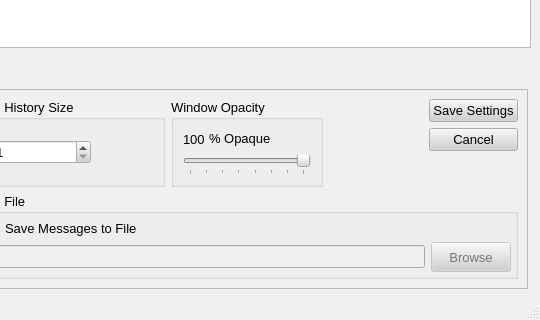
a-ilin/vidalia, file src/gui/messagelog/messagelog.ui: the form before one commit; both pictures show x 161 to 701 and y 238 to 558 of the 701 by 558 pixel window.
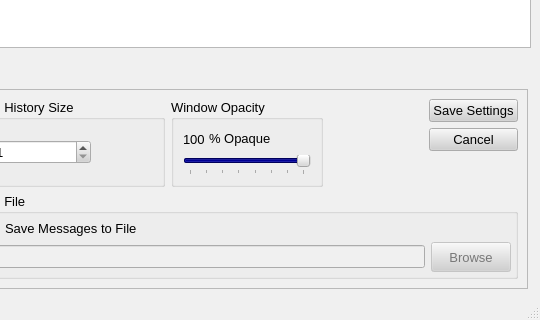
The form after the commit. Icons and pictures are not drawn.

```diff
--- a/src/gui/messagelog/messagelog.ui
+++ b/src/gui/messagelog/messagelog.ui
@@ -162,15 +162,15 @@
       <green>0</green>
       <blue>0</blue>
      </color>
-     <color>
-      <red>192</red>
-      <green>192</green>
-      <blue>192</blue>
-     </color>
      <color>
       <red>0</red>
       <green>0</green>
-      <blue>0</blue>
+      <blue>128</blue>
+     </color>
+     <color>
+      <red>255</red>
+      <green>255</green>
+      <blue>255</blue>
      </color>
      <color>
       <red>0</red>
@@ -252,7 +252,7 @@
      <color>
       <red>0</red>
       <green>0</green>
-      <blue>128</blue>
+      <blue>107</blue>
      </color>
      <color>
       <red>255</red>
```
